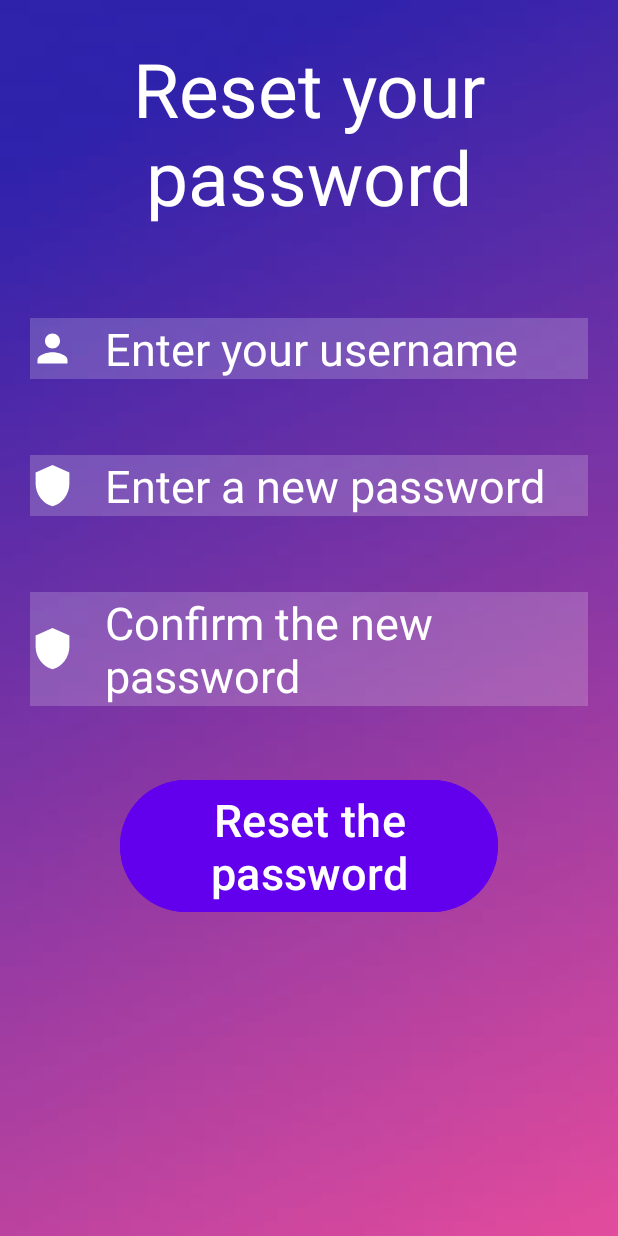
After one commit to 75353105/Fullfilment, an Android app: the ForgottenPasswordActivity screen opened directly, with no data from a screen before it, on a phone screen of 412 x 824 dp. The commit adds this screen. Run offline under Robolectric (Android 15) with nearby library versions, the light colour scheme and no system bars.

Commit message:
Avertizari pagina parola pierduta

```diff
--- a/app/src/main/AndroidManifest.xml
+++ b/app/src/main/AndroidManifest.xml
@@ -12,6 +12,9 @@
         android:supportsRtl="true"
         android:theme="@style/Theme.Fullfilment_v3"
         tools:targetApi="31">
+        <activity
+            android:name=".signin.ForgottenPasswordActivity"
+            android:exported="false" />
         <activity
             android:name=".appactivities.HomeDashboardActivity"
             android:exported="false" />
--- a/app/src/main/java/com/example/fullfilment_v3/database/Dao.java
+++ b/app/src/main/java/com/example/fullfilment_v3/database/Dao.java
@@ -2,6 +2,7 @@ package com.example.fullfilment_v3.database;
 
 import androidx.room.Insert;
 import androidx.room.Query;
+import androidx.room.Update;
 
 import com.example.fullfilment_v3.users.User;
 
@@ -13,4 +14,7 @@ public interface Dao {
 
     @Query("SELECT * FROM user WHERE username = :username ")
     User getUserByUsername(String username);
+
+    @Update
+    void updatePassword(User user);
 }
--- /dev/null
+++ b/app/src/main/java/com/example/fullfilment_v3/signin/ForgottenPasswordActivity.java
@@ -0,0 +1,74 @@
+package com.example.fullfilment_v3.signin;
+
+import androidx.appcompat.app.AppCompatActivity;
+
+import android.graphics.Color;
+import android.os.Bundle;
+import android.widget.EditText;
+
+import com.example.fullfilment_v3.R;
+import com.google.android.material.button.MaterialButton;
+
+public class ForgottenPasswordActivity extends AppCompatActivity {
+
+    public static final String CHANGE_PASSWORD = "changePassword";
+
+    EditText editTextUsername;
+    EditText editTextNewPassword;
+    EditText editTextConfirmNewPassword;
+    MaterialButton btnResetPassword;
+
+    @Override
+    protected void onCreate(Bundle savedInstanceState) {
+        super.onCreate(savedInstanceState);
+        setContentView(R.layout.activity_forgotten_password);
+
+        editTextUsername = findViewById(R.id.editTextUsername);
+        editTextNewPassword = findViewById(R.id.editTextNewPassword);
+        editTextConfirmNewPassword = findViewById(R.id.editTextConfirmNewPassword);
+        btnResetPassword = findViewById(R.id.btnReset);
+
+        btnResetPassword.setOnClickListener(view -> {
+            String username = editTextUsername.getText().toString().trim();
+            String newPassword = editTextNewPassword.getText().toString().trim();
+            String confirmedPassword = editTextConfirmNewPassword.getText().toString().trim();
+
+            if(username.isEmpty()) {
+                editTextUsername.setHint("The username must be added!");
+                editTextUsername.setHintTextColor(Color.RED);
+            }
+            else {
+                editTextUsername.setHint("Enter your username");
+                editTextUsername.setHintTextColor(Color.WHITE);
+            }
+
+            if(newPassword.isEmpty()) {
+                editTextNewPassword.setHint("A new password must be added!");
+                editTextNewPassword.setHintTextColor(Color.RED);
+            } else {
+                editTextNewPassword.setHint("Enter a new password");
+                editTextNewPassword.setHintTextColor(Color.WHITE);
+            }
+
+            if(confirmedPassword.isEmpty()) {
+                editTextConfirmNewPassword.setHint("The password must be confirmed!");
+                editTextConfirmNewPassword.setHintTextColor(Color.RED);
+            } else {
+                editTextConfirmNewPassword.setHint("Confirm the new password");
+                editTextConfirmNewPassword.setHintTextColor(Color.WHITE);
+            }
+
+            if(!newPassword.equals(confirmedPassword)) {
+                editTextNewPassword.setHint("The passwords must match!");
+                editTextNewPassword.setHintTextColor(Color.RED);
+                editTextConfirmNewPassword.setHint("The passwords must match!");
+                editTextConfirmNewPassword.setHintTextColor(Color.RED);
+            } else {
+                editTextNewPassword.setHint("Enter a new password");
+                editTextNewPassword.setHintTextColor(Color.WHITE);
+                editTextConfirmNewPassword.setHint("Confirm the new password");
+                editTextConfirmNewPassword.setHintTextColor(Color.WHITE);
+            }
+        });
+    }
+}
--- a/app/src/main/java/com/example/fullfilment_v3/signup/SignUpActivity.java
+++ b/app/src/main/java/com/example/fullfilment_v3/signup/SignUpActivity.java
@@ -4,6 +4,7 @@ import androidx.appcompat.app.AppCompatActivity;
 
 import android.content.Intent;
 import android.os.Bundle;
+import android.util.Log;
 import android.view.View;
 import android.widget.EditText;
 import android.widget.TextView;
@@ -56,11 +57,13 @@ public class SignUpActivity extends AppCompatActivity {
                     password.isEmpty() || confirmPassword.isEmpty()) {
                 txtViewWarning.setText("All fields must be completed!");
                 txtViewWarning.setVisibility(View.VISIBLE);
+                Log.d("SignUpActivity", "Warning: All fields must be completed!");
                 return;
             }
             if(!password.equals(confirmPassword)) {
                 txtViewWarning.setText("The given passwords do not match");
                 txtViewWarning.setVisibility(View.VISIBLE);
+                Log.d("SignUpActivity", "Warning: Passwords do not match!");
                 return;
             }
             txtViewWarning.setVisibility(View.GONE);
--- /dev/null
+++ b/app/src/main/res/layout/activity_forgotten_password.xml
@@ -0,0 +1,85 @@
+<?xml version = "1.0" encoding = "utf-8"?>
+<RelativeLayout xmlns:android = "http://schemas.android.com/apk/res/android"
+    xmlns:app = "http://schemas.android.com/apk/res-auto"
+    xmlns:tools = "http://schemas.android.com/tools"
+    android:layout_width = "match_parent"
+    android:layout_height = "match_parent"
+    android:background = "@drawable/fundal_login_gradient"
+    tools:context = ".signin.ForgottenPasswordActivity">
+
+    <TextView
+        android:id="@+id/txtTitle"
+        android:layout_width = "wrap_content"
+        android:layout_height = "wrap_content"
+        android:text = "Reset your password"
+        android:textColor = "@color/white"
+        android:textSize = "50dp"
+        android:gravity = "center_horizontal"
+        android:layout_margin = "25dp"/>
+
+    <EditText
+        android:id = "@+id/editTextUsername"
+        android:layout_width = "match_parent"
+        android:layout_height = "wrap_content"
+        android:layout_below = "@id/txtTitle"
+        android:layout_marginStart = "20dp"
+        android:layout_marginTop = "35dp"
+        android:layout_marginEnd = "20dp"
+        android:layout_marginBottom = "15dp"
+        android:background = "#30ffffff"
+        android:hint = "Enter your username"
+        android:textColorHint = "@color/white"
+        android:textColor = "@color/white"
+        android:textSize = "30dp"
+        android:drawableLeft = "@drawable/baseline_person_30"
+        android:drawablePadding = "20dp"/>
+
+    <EditText
+        android:id = "@+id/editTextNewPassword"
+        android:layout_width = "match_parent"
+        android:layout_height = "wrap_content"
+        android:layout_below = "@id/editTextUsername"
+        android:layout_marginStart = "20dp"
+        android:layout_marginTop = "35dp"
+        android:layout_marginEnd = "20dp"
+        android:layout_marginBottom = "15dp"
+        android:background = "#30ffffff"
+        android:hint = "Enter a new password"
+        android:textColorHint = "@color/white"
+        android:textColor = "@color/white"
+        android:textSize = "30dp"
+        android:drawableLeft = "@drawable/baseline_shield_30"
+        android:drawablePadding = "20dp"/>
+
+    <EditText
+        android:id = "@+id/editTextConfirmNewPassword"
+        android:layout_width = "match_parent"
+        android:layout_height = "wrap_content"
+        android:layout_below = "@id/editTextNewPassword"
+        android:layout_marginStart = "20dp"
+        android:layout_marginTop = "35dp"
+        android:layout_marginEnd = "20dp"
+        android:layout_marginBottom = "15dp"
+        android:background = "#30ffffff"
+        android:hint = "Confirm the new password"
+        android:textColorHint = "@color/white"
+        android:textColor = "@color/white"
+        android:textSize = "30dp"
+        android:drawableLeft = "@drawable/baseline_shield_30"
+        android:drawablePadding = "20dp"/>
+
+    <com.google.android.material.button.MaterialButton
+        android:id = "@+id/btnReset"
+        android:layout_width = "wrap_content"
+        android:layout_height = "wrap_content"
+        android:layout_below = "@id/editTextConfirmNewPassword"
+        android:backgroundTint = "@color/design_default_color_primary"
+        android:text = "Reset the password"
+        android:textColor = "@color/white"
+        android:textSize = "30dp"
+        android:layout_marginTop = "30dp"
+        android:layout_marginLeft = "80dp"
+        android:layout_marginRight = "80dp"/>
+
+
+</RelativeLayout>
```
Also changed, not shown: app/src/main/java/com/example/fullfilment_v3/asynctask/ResetPasswordAsyncTask.java (added, +42 -0 lines), app/src/main/java/com/example/fullfilment_v3/signin/SignInActivity.java (+13 -0 lines), app/src/main/res/layout/activity_home_dashboard.xml (+15 -15 lines).
